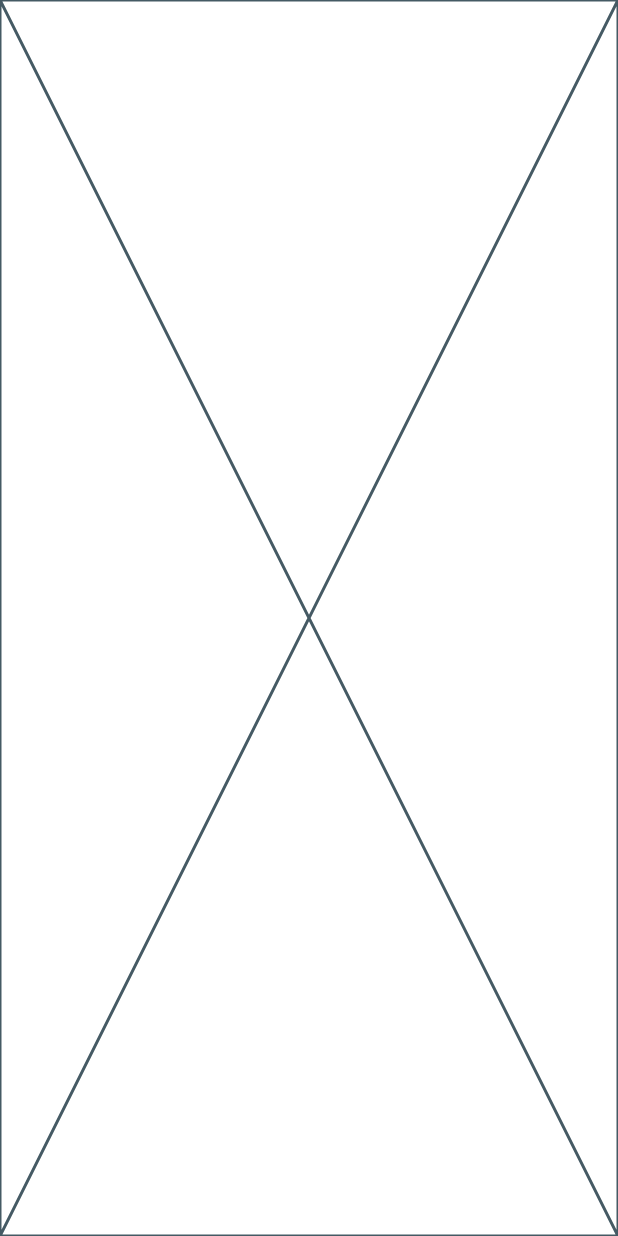
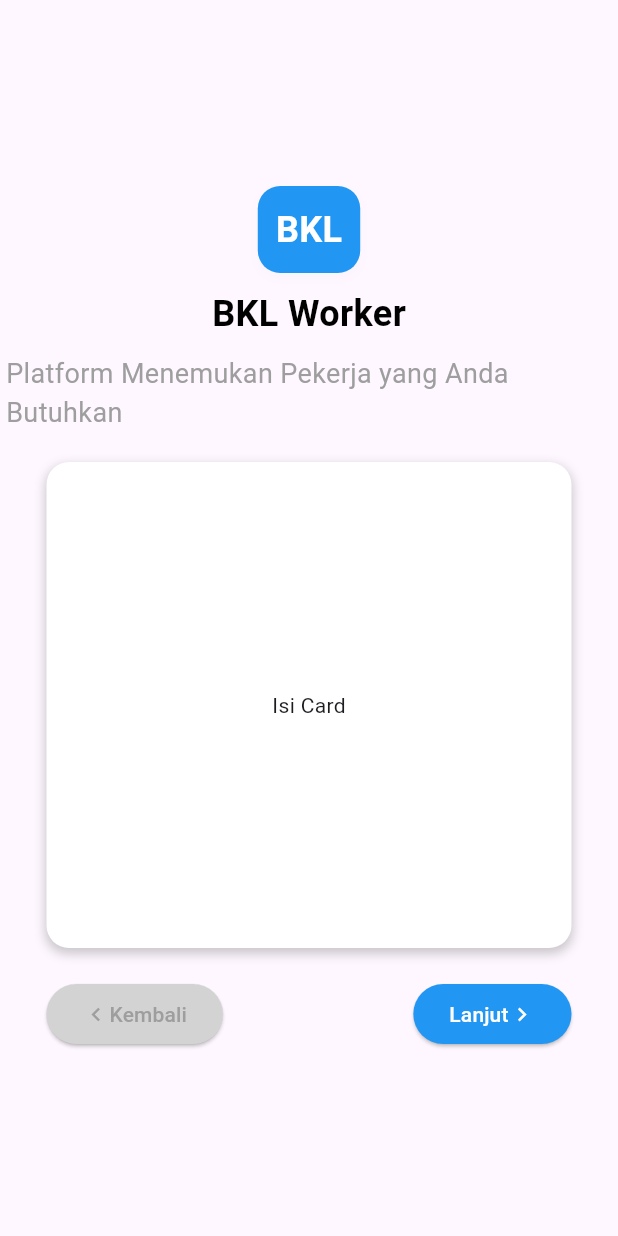
Before and after one commit to RahmadFadhil8/Kelompok-Budiono-no_poverty, a Flutter app: the screen it shows after launch, on a phone screen of 412 x 824 dp. Run offline on Flutter 3.47's test engine with Material 3 defaults, Android fonts, the phone set to English and light mode, and no system bars.

Commit message:
make welcome screen and add widget customs

```diff
--- a/lib/main.dart
+++ b/lib/main.dart
@@ -1,5 +1,5 @@
 import 'package:flutter/material.dart';
-import 'package:no_poverty/screens/home/home.dart';
+import 'package:no_poverty/screens/welcome/welcome_screen.dart';
 
 void main() {
   runApp(const MyApp());
@@ -16,7 +16,7 @@ class MyApp extends StatelessWidget {
       theme: ThemeData(
         colorScheme: ColorScheme.fromSeed(seedColor: Colors.deepPurple),
       ),
-      home: const Home(),
+      home: const WelcomeScreen(),
     );
   }
 }
--- /dev/null
+++ b/lib/screens/welcome/welcome_screen.dart
@@ -0,0 +1,89 @@
+import 'package:flutter/material.dart';
+import 'package:no_poverty/widgets/custom_Button.dart';
+import 'package:no_poverty/widgets/custom_card.dart';
+import 'package:no_poverty/widgets/sub_title1.dart';
+import 'package:no_poverty/widgets/title1.dart';
+
+class WelcomeScreen extends StatefulWidget {
+  const WelcomeScreen({super.key});
+
+  @override
+  State<WelcomeScreen> createState() => _WelcomeScreenState();
+}
+
+class _WelcomeScreenState extends State<WelcomeScreen> {
+  @override
+  Widget build(BuildContext context) {
+    return Scaffold(
+      body: Container(
+        height: double.infinity,
+        width: double.infinity,
+        padding: const EdgeInsets.all(4),
+        child: Column(
+          mainAxisAlignment: MainAxisAlignment.center,
+          children: [
+            CustomCard(
+              isShadow: false,
+              cardColor: Colors.blue,
+              childContainer: const Text(
+                "BKL",
+                style: TextStyle(
+                  fontSize: 24,
+                  color: Colors.white,
+                  fontWeight: FontWeight.bold,
+                ),
+              ),
+            ),
+            const SizedBox(height: 10),
+            const Title1(title: "BKL Worker", size: 24),
+            const SizedBox(height: 10),
+            const SubTitle1(
+              title: "Platform Menemukan Pekerja yang Anda Butuhkan",
+            ),
+
+            const SizedBox(height: 20),
+
+            CustomCard(
+              widthContainer: 350,
+              childContainer: Center(heightFactor: 15, child: Text("Isi Card")),
+            ),
+
+            const SizedBox(height: 20),
+            SizedBox(
+              width: 350,
+              child: Row(
+                mainAxisAlignment: MainAxisAlignment.spaceBetween,
+                children: [
+                  CustomButton(
+                    backgroundColor: const Color.fromARGB(255, 211, 211, 211),
+                    foregroundColor: Colors.grey,
+                    child: Row(
+                      mainAxisAlignment: MainAxisAlignment.spaceBetween,
+                      children: [
+                        const Icon(Icons.chevron_left),
+                        const Text("Kembali"),
+                      ],
+                    ),
+                    onPress: () {},
+                  ),
+                  CustomButton(
+                    backgroundColor: Colors.blue,
+                    foregroundColor: Colors.white,
+                    child: Row(
+                      mainAxisAlignment: MainAxisAlignment.spaceBetween,
+                      children: [
+                        const Text("Lanjut"),
+                        const Icon(Icons.chevron_right),
+                      ],
+                    ),
+                    onPress: () {},
+                  ),
+                ],
+              ),
+            ),
+          ],
+        ),
+      ),
+    );
+  }
+}
--- /dev/null
+++ b/lib/widgets/custom_Button.dart
@@ -0,0 +1,28 @@
+import 'package:flutter/material.dart';
+
+class CustomButton extends StatelessWidget {
+  final Widget child;
+  final VoidCallback onPress;
+  final Color backgroundColor;
+  final Color foregroundColor;
+
+  const CustomButton({
+    super.key,
+    required this.child,
+    required this.onPress,
+    this.backgroundColor = Colors.blue,
+    this.foregroundColor = Colors.white,
+  });
+
+  @override
+  Widget build(BuildContext context) {
+    return ElevatedButton(
+      style: ElevatedButton.styleFrom(
+        backgroundColor: backgroundColor,
+        foregroundColor: foregroundColor,
+      ),
+      onPressed: onPress,
+      child: child,
+    );
+  }
+}
--- /dev/null
+++ b/lib/widgets/custom_card.dart
@@ -0,0 +1,56 @@
+import 'package:flutter/material.dart';
+
+class CustomCard extends StatelessWidget {
+  final Widget childContainer;
+  final Color cardColor;
+  final double? widthContainer;
+  final bool isShadow;
+  final bool isBorder;
+  final double borderRadius;
+  final Color borderColor;
+  final VoidCallback? onTapCard;
+  final double padding;
+  const CustomCard({
+    super.key,
+    required this.childContainer,
+    this.cardColor = Colors.white,
+    this.widthContainer,
+    this.isShadow = true,
+    this.isBorder = false,
+    this.borderRadius = 15,
+    this.borderColor = Colors.grey,
+    this.onTapCard,
+    this.padding = 12,
+  });
+
+  @override
+  Widget build(BuildContext context) {
+    return InkWell(
+      onTap: onTapCard,
+      child: Container(
+        padding: EdgeInsets.all(padding),
+        width: widthContainer,
+        decoration: BoxDecoration(
+          color: cardColor,
+          borderRadius: BorderRadius.circular(borderRadius),
+          border:
+              isBorder
+                  ? Border.all(width: 1, color: borderColor.withOpacity(0.5))
+                  : Border(),
+          boxShadow: [
+            BoxShadow(
+              color:
+                  isShadow
+                      ? Colors.black.withOpacity(0.2)
+                      : Colors.black.withOpacity(0.01),
+              spreadRadius: 1,
+              blurRadius: 5,
+              offset: const Offset(0, 3),
+            ),
+          ],
+        ),
+        child: childContainer,
+      ),
+    );
+  }
+}
--- /dev/null
+++ b/lib/widgets/sub_title1.dart
@@ -0,0 +1,18 @@
+import 'package:flutter/material.dart';
+
+class SubTitle1 extends StatelessWidget {
+  final String title;
+  final Color? color;
+  final double? size;
+  const SubTitle1({
+    super.key,
+    required this.title,
+    this.color = Colors.grey,
+    this.size = 18,
+  });
+
+  @override
+  Widget build(BuildContext context) {
+    return Text(title, style: TextStyle(fontSize: size, color: color));
+  }
+}
--- /dev/null
+++ b/lib/widgets/title1.dart
@@ -0,0 +1,18 @@
+import 'package:flutter/material.dart';
+
+class Title1 extends StatelessWidget {
+  final String title;
+  final Color? color;
+  final double? size;
+  const Title1({
+    super.key,
+    required this.title,
+    this.color = Colors.black,
+    this.size = 20,
+  });
+
+  @override
+  Widget build(BuildContext context) {
+    return Text(title, style: TextStyle(fontSize: size, color: color, fontWeight: FontWeight.bold));
+  }
+}
```
